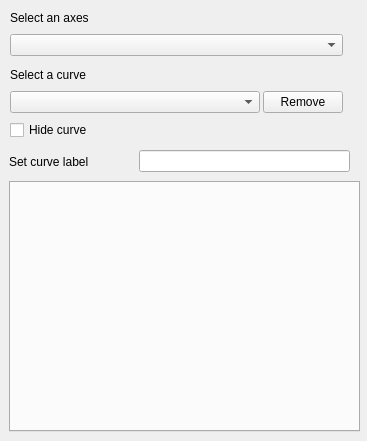
Old version of the form qt/python/mantidqt/widgets/plotconfigdialog/curvestabwidget/curves_tab.ui in the repository mantidproject/mantid.
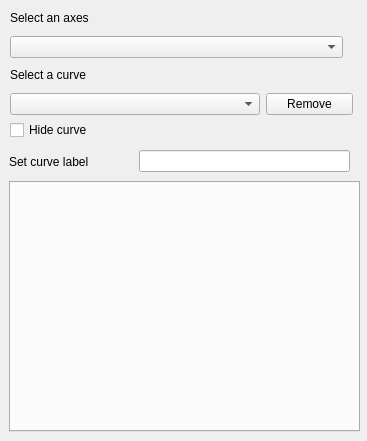
New version of the form.

Commit message:
Increase "Remove Curve" label extent for Ubuntu
The label was half hidden on Ubuntu

Diff of the .ui file:
```diff
--- a/qt/python/mantidqt/widgets/plotconfigdialog/curvestabwidget/curves_tab.ui
+++ b/qt/python/mantidqt/widgets/plotconfigdialog/curvestabwidget/curves_tab.ui
@@ -53,7 +53,7 @@
     <rect>
      <x>10</x>
      <y>67</y>
-     <width>81</width>
+     <width>331</width>
      <height>16</height>
     </rect>
    </property>
@@ -79,7 +79,7 @@
     <rect>
      <x>10</x>
      <y>120</y>
-     <width>87</width>
+     <width>341</width>
      <height>20</height>
     </rect>
    </property>
@@ -92,8 +92,8 @@
     <rect>
      <x>10</x>
      <y>90</y>
-     <width>333</width>
-     <height>25</height>
+     <width>343</width>
+     <height>29</height>
     </rect>
    </property>
    <layout class="QHBoxLayout" name="horizontalLayout">
@@ -149,7 +149,7 @@
      <x>10</x>
      <y>33</y>
      <width>333</width>
-     <height>25</height>
+     <height>29</height>
     </rect>
    </property>
    <layout class="QHBoxLayout" name="horizontalLayout_2">
@@ -176,7 +176,7 @@
     <rect>
      <x>10</x>
      <y>10</y>
-     <width>81</width>
+     <width>331</width>
      <height>16</height>
     </rect>
    </property>
```
